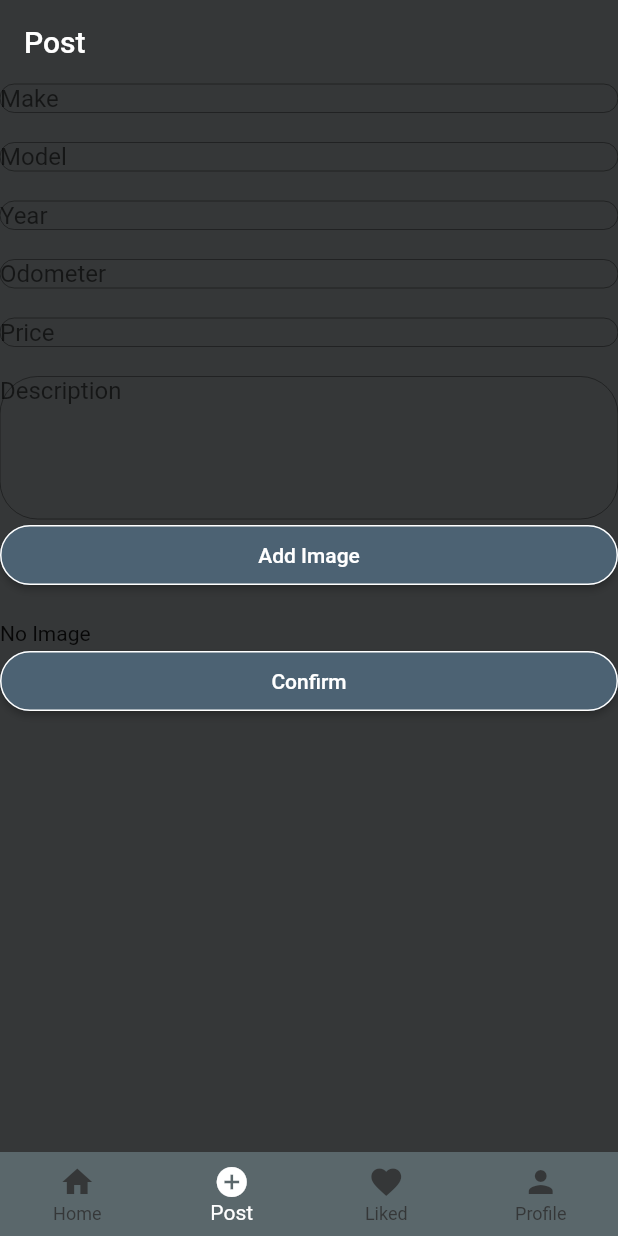
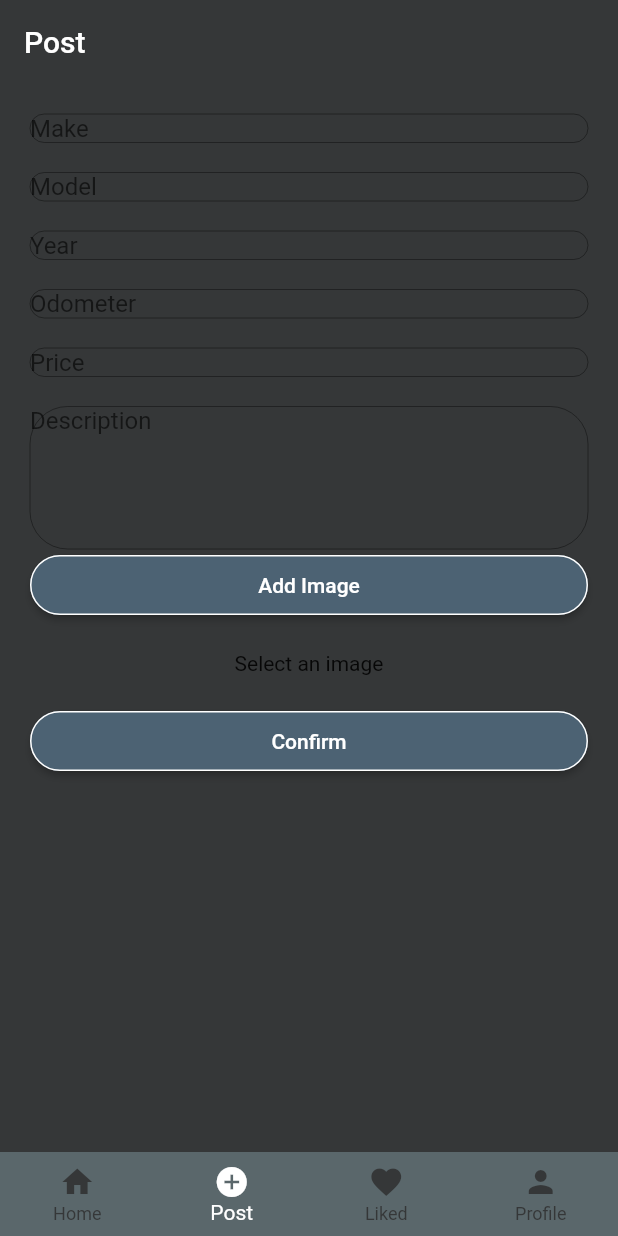
Before and after one commit to domtom1126/stick_testing, a Flutter app: the screen it shows after launch, item 2 of the bottom bar chosen, on a phone screen of 412 x 824 dp. Run offline on Flutter 3.47's test engine with Material 2 defaults, Android fonts, the phone set to English and light mode, and no system bars; our stand-ins replace bloc, cloud_firestore, currency_text_input_formatter, firebase_auth, firebase_core, firebase_storage and 5 more; accounts and stored records are empty.

Commit message:
Added padding for the inputs

```diff
--- a/lib/screens/post.dart
+++ b/lib/screens/post.dart
@@ -4,8 +4,9 @@ import 'package:flutter/cupertino.dart';
 import 'package:flutter/material.dart';
 import 'package:flutter/services.dart';
 import 'package:flutter_bloc/flutter_bloc.dart';
+import 'package:hexcolor/hexcolor.dart';
 import 'package:image_picker/image_picker.dart';
-import 'package:testing/listing_bloc.dart';
+
 import 'package:testing/widgets/form_widgets/form_widgets.dart';
 
 class Post extends StatefulWidget {
@@ -41,7 +42,9 @@ class _PostState extends State<Post> {
             title: Text('Post'),
           )
         ],
-        body: Form(
+        body: Padding(
+          padding: const EdgeInsets.all(20.0),
+          child: Form(
             key: _formKey,
             child: ListView(
               children: [
@@ -94,7 +97,8 @@ class _PostState extends State<Post> {
                 const SizedBox(height: 20),
                 pickedImage != null
                     ? Image.file(pickedImage!, height: 200, width: 200)
-                  : Text('No Image'),
+                    : Center(child: Text('Select an image')),
+                const SizedBox(height: 20),
                 ElevatedButton(
                     onPressed: () {
                       if (_formKey.currentState!.validate()) {
@@ -123,6 +127,7 @@ class _PostState extends State<Post> {
             ),
           ),
         ),
+      ),
     );
   }
 }
```
Lines whose indentation alone changed are shown as unchanged.
